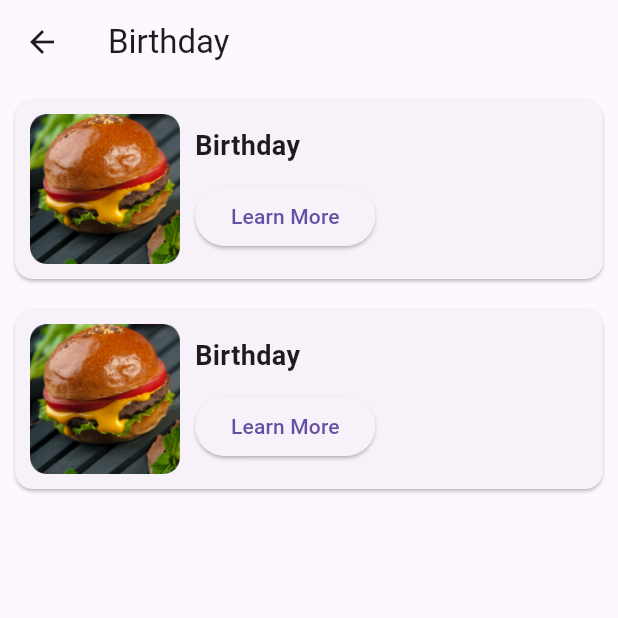
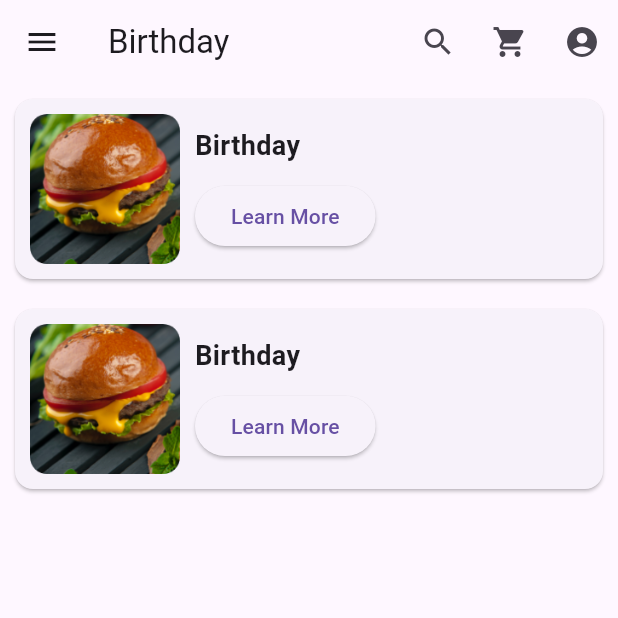
Before and after one commit to MdHaaris24/home_v1, a Flutter app: the screen it shows after launch, scrolled down 256 dp, after a tap on "Learn More", on a phone screen of 412 x 824 dp, the top half of it. Run offline on Flutter 3.47's test engine with Material 3 defaults, Android fonts, the phone set to English and light mode, and no system bars; network calls fail.

Commit message:
Initial commit

```diff
--- a/lib/package_home.dart
+++ b/lib/package_home.dart
@@ -8,7 +8,7 @@ class PackageHome extends StatelessWidget {
 
   @override
   Widget build(BuildContext context) {
-    return Container(
+    return SizedBox(
       height: 400, // Set a fixed height for the ListView
       child: ListView.builder(
         shrinkWrap: true,
--- a/lib/package_menu.dart
+++ b/lib/package_menu.dart
@@ -1,4 +1,6 @@
 import 'package:flutter/material.dart';
+import 'package:home/custom_appbar.dart';
+import 'package:home/navigation_drawer.dart';
 
 class PackageMenu extends StatelessWidget {
   final Map<String, String> menuItems;
@@ -8,9 +10,8 @@ class PackageMenu extends StatelessWidget {
   @override
   Widget build(BuildContext context) {
     return Scaffold(
-      appBar: AppBar(
-        title: Text(menuItems["title"]!),
-      ),
+      appBar: CustomAppBar(title: menuItems["title"]!),
+      drawer: NavDrawer(),
       body: ListView.builder(
         shrinkWrap: true,
         itemCount: menuItems.length,
--- a/lib/service_menu.dart
+++ b/lib/service_menu.dart
@@ -1,5 +1,6 @@
 import 'package:flutter/material.dart';
 import 'package:home/custom_appbar.dart';
+import 'package:home/navigation_drawer.dart';
 import 'package:home/service_menu1.dart';
 
 class ServiceMenu extends StatelessWidget {
@@ -11,6 +12,7 @@ class ServiceMenu extends StatelessWidget {
   Widget build(BuildContext context) {
     return Scaffold(
       appBar: CustomAppBar(title: menuItems["title"]!),
+      drawer: NavDrawer(),
       body: ListView.builder(
         shrinkWrap: true,
         itemCount: menuItems.length,
--- a/lib/service_menu1.dart
+++ b/lib/service_menu1.dart
@@ -1,5 +1,6 @@
 import 'package:flutter/material.dart';
 import 'package:home/custom_appbar.dart';
+import 'package:home/navigation_drawer.dart';
 
 class ServiceMenu1 extends StatefulWidget {
   final Map<String, String> menuItems;
@@ -45,6 +46,7 @@ class _ServiceMenu1State extends State<ServiceMenu1> {
   Widget build(BuildContext context) {
     return Scaffold(
       appBar: CustomAppBar(title: "Service 1"),
+      drawer: NavDrawer(),
       body: Row(
         children: [
           // Left side menu with images on top and text below
```
